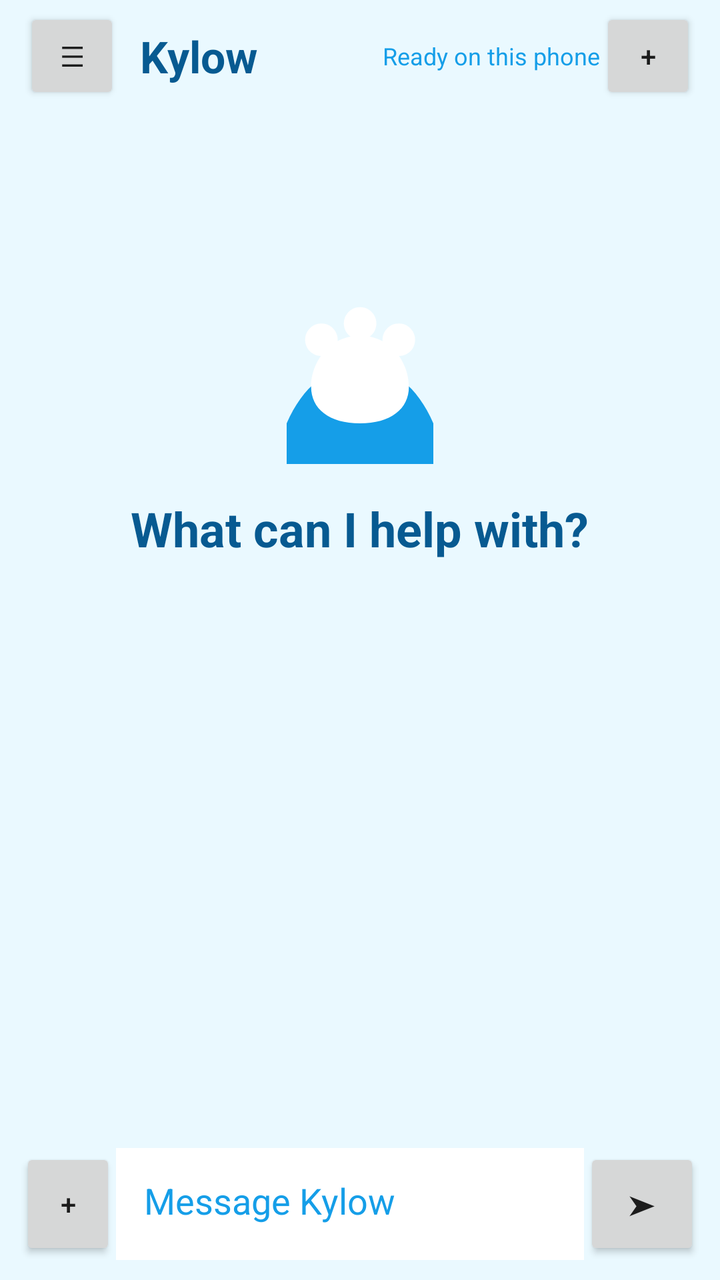
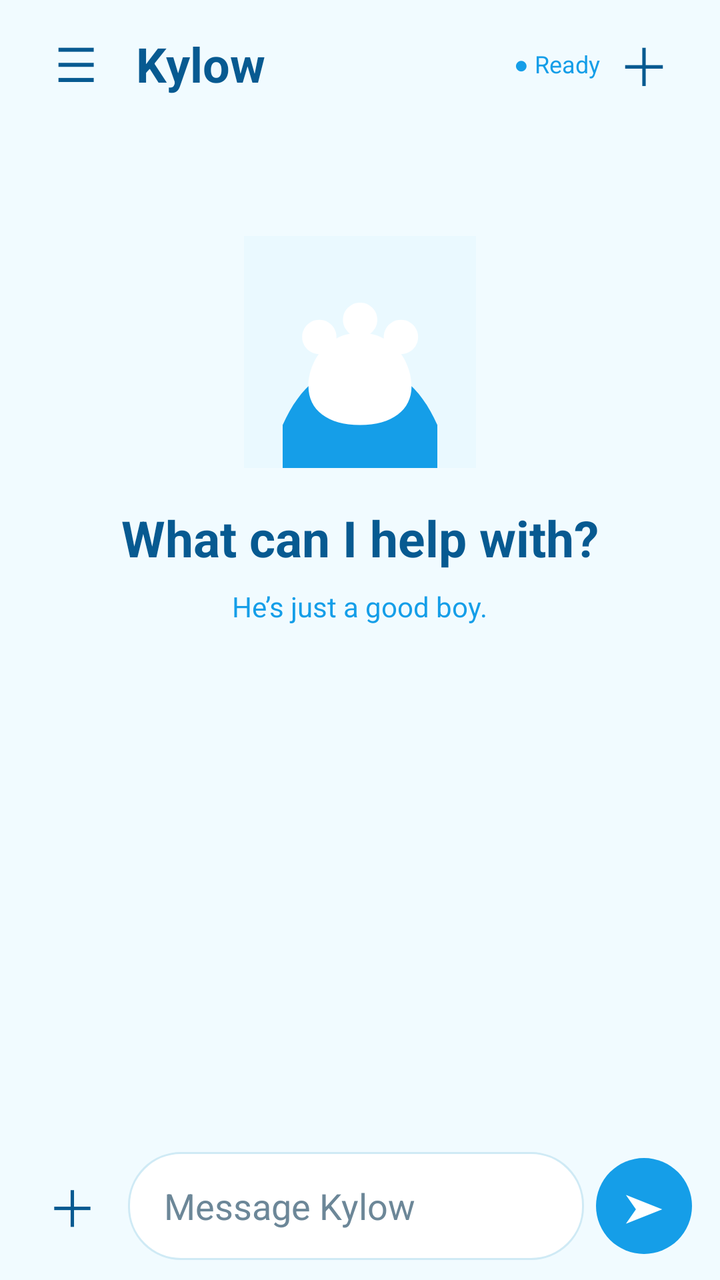

Two renders of the same Android screen: before a commit and after it. Below are the layout's source before the change and the commit's diff.
<!-- AndroidManifest.xml: application theme Theme.Kylow -->
<!-- res/layout/activity_main.xml -->
<LinearLayout xmlns:android="http://schemas.android.com/apk/res/android" android:id="@+id/rootLayout" android:layout_width="match_parent" android:layout_height="match_parent" android:orientation="vertical" android:background="@color/kylow_soft">
<LinearLayout android:layout_width="match_parent" android:layout_height="56dp" android:gravity="center_vertical" android:paddingHorizontal="12dp"><Button android:id="@+id/menuButton" android:layout_width="48dp" android:layout_height="48dp" android:text="☰"/><TextView android:layout_width="0dp" android:layout_height="wrap_content" android:layout_weight="1" android:text="Kylow" android:textSize="22sp" android:textStyle="bold" android:textColor="@color/kylow_ink" android:paddingStart="10dp"/><TextView android:id="@+id/status" android:layout_width="wrap_content" android:layout_height="wrap_content" android:text="Ready on this phone" android:textSize="12sp" android:textColor="@color/kylow_blue"/><Button android:id="@+id/newChatButton" android:layout_width="48dp" android:layout_height="48dp" android:text="+"/></LinearLayout>
<ScrollView android:id="@+id/chatScroll" android:layout_width="match_parent" android:layout_height="0dp" android:layout_weight="1" android:fillViewport="true"><LinearLayout android:layout_width="match_parent" android:layout_height="wrap_content" android:minHeight="400dp" android:orientation="vertical" android:padding="16dp"><LinearLayout android:id="@+id/welcomePanel" android:layout_width="match_parent" android:layout_height="wrap_content" android:gravity="center" android:orientation="vertical" android:paddingTop="50dp"><ImageView android:layout_width="110dp" android:layout_height="110dp" android:src="@drawable/kylow_brand_mark" android:contentDescription="Kylow"/><TextView android:layout_width="wrap_content" android:layout_height="wrap_content" android:text="What can I help with?" android:textSize="24sp" android:textStyle="bold" android:textColor="@color/kylow_ink" android:layout_marginTop="16dp"/></LinearLayout><TextView android:id="@+id/chatText" android:layout_width="match_parent" android:layout_height="wrap_content" android:textColor="@color/kylow_ink" android:textSize="17sp" android:lineSpacingExtra="5dp"/></LinearLayout></ScrollView>
<LinearLayout android:id="@+id/toolBar" android:layout_width="match_parent" android:layout_height="wrap_content" android:visibility="gone" android:orientation="horizontal" android:paddingHorizontal="12dp"><Button android:id="@+id/filesButton" android:layout_width="0dp" android:layout_height="48dp" android:layout_weight="1" android:text="Files"/><Button android:id="@+id/webButton" android:layout_width="0dp" android:layout_height="48dp" android:layout_weight="1" android:text="Web"/><Button android:id="@+id/tasksButton" android:layout_width="0dp" android:layout_height="48dp" android:layout_weight="1" android:text="Tasks"/></LinearLayout>
<LinearLayout android:layout_width="match_parent" android:layout_height="wrap_content" android:gravity="bottom" android:padding="10dp"><Button android:id="@+id/toolsButton" android:layout_width="48dp" android:layout_height="56dp" android:text="+"/><EditText android:id="@+id/messageInput" android:layout_width="0dp" android:layout_height="wrap_content" android:minHeight="56dp" android:maxHeight="160dp" android:layout_weight="1" android:hint="Message Kylow" android:textColor="@color/kylow_ink" android:textColorHint="@color/kylow_blue" android:background="@color/kylow_white" android:gravity="top|start" android:inputType="textCapSentences|textMultiLine" android:padding="14dp" android:scrollbars="vertical"/><Button android:id="@+id/sendButton" android:layout_width="58dp" android:layout_height="56dp" android:text="➤"/></LinearLayout>
</LinearLayout>
<!-- resources referenced by this layout -->
<resources>
  <color name="kylow_blue">#159EE8</color>
  <color name="kylow_ink">#075A91</color>
  <color name="kylow_soft">#EAF9FF</color>
  <color name="kylow_white">#FFFFFF</color>
  <!-- drawable kylow_brand_mark (drawable) -->
  <vector xmlns:android="http://schemas.android.com/apk/res/android" android:width="108dp" android:height="108dp" android:viewportWidth="108" android:viewportHeight="108"><path android:fillColor="#EAF9FF" android:pathData="M0,0h108v108h-108z"/><path android:fillColor="#159EE8" android:pathData="M18,88c8,-18 20,-28 36,-28s28,10 36,28v20h-72z"/><path android:fillColor="#FFFFFF" android:pathData="M35,39a8,8 0,1 0,0.1,0M54,31a8,8 0,1 0,0.1,0M73,39a8,8 0,1 0,0.1,0M54,45c-15,0 -24,13 -24,25 0,11 9,18 24,18s24,-7 24,-18c0,-12 -9,-25 -24,-25z"/></vector>
  <style name="Theme.Kylow" parent="Theme.AppCompat.DayNight.NoActionBar" />
</resources>

<!-- the commit's change to res/layout/activity_main.xml (unified diff, before → after) -->
@@ -1,6 +1,6 @@
 <LinearLayout xmlns:android="http://schemas.android.com/apk/res/android" android:id="@+id/rootLayout" android:layout_width="match_parent" android:layout_height="match_parent" android:orientation="vertical" android:background="@color/kylow_soft">
-<LinearLayout android:layout_width="match_parent" android:layout_height="56dp" android:gravity="center_vertical" android:paddingHorizontal="12dp"><Button android:id="@+id/menuButton" android:layout_width="48dp" android:layout_height="48dp" android:text="☰"/><TextView android:layout_width="0dp" android:layout_height="wrap_content" android:layout_weight="1" android:text="Kylow" android:textSize="22sp" android:textStyle="bold" android:textColor="@color/kylow_ink" android:paddingStart="10dp"/><TextView android:id="@+id/status" android:layout_width="wrap_content" android:layout_height="wrap_content" android:text="Ready on this phone" android:textSize="12sp" android:textColor="@color/kylow_blue"/><Button android:id="@+id/newChatButton" android:layout_width="48dp" android:layout_height="48dp" android:text="+"/></LinearLayout>
-<ScrollView android:id="@+id/chatScroll" android:layout_width="match_parent" android:layout_height="0dp" android:layout_weight="1" android:fillViewport="true"><LinearLayout android:layout_width="match_parent" android:layout_height="wrap_content" android:minHeight="400dp" android:orientation="vertical" android:padding="16dp"><LinearLayout android:id="@+id/welcomePanel" android:layout_width="match_parent" android:layout_height="wrap_content" android:gravity="center" android:orientation="vertical" android:paddingTop="50dp"><ImageView android:layout_width="110dp" android:layout_height="110dp" android:src="@drawable/kylow_brand_mark" android:contentDescription="Kylow"/><TextView android:layout_width="wrap_content" android:layout_height="wrap_content" android:text="What can I help with?" android:textSize="24sp" android:textStyle="bold" android:textColor="@color/kylow_ink" android:layout_marginTop="16dp"/></LinearLayout><TextView android:id="@+id/chatText" android:layout_width="match_parent" android:layout_height="wrap_content" android:textColor="@color/kylow_ink" android:textSize="17sp" android:lineSpacingExtra="5dp"/></LinearLayout></ScrollView>
-<LinearLayout android:id="@+id/toolBar" android:layout_width="match_parent" android:layout_height="wrap_content" android:visibility="gone" android:orientation="horizontal" android:paddingHorizontal="12dp"><Button android:id="@+id/filesButton" android:layout_width="0dp" android:layout_height="48dp" android:layout_weight="1" android:text="Files"/><Button android:id="@+id/webButton" android:layout_width="0dp" android:layout_height="48dp" android:layout_weight="1" android:text="Web"/><Button android:id="@+id/tasksButton" android:layout_width="0dp" android:layout_height="48dp" android:layout_weight="1" android:text="Tasks"/></LinearLayout>
-<LinearLayout android:layout_width="match_parent" android:layout_height="wrap_content" android:gravity="bottom" android:padding="10dp"><Button android:id="@+id/toolsButton" android:layout_width="48dp" android:layout_height="56dp" android:text="+"/><EditText android:id="@+id/messageInput" android:layout_width="0dp" android:layout_height="wrap_content" android:minHeight="56dp" android:maxHeight="160dp" android:layout_weight="1" android:hint="Message Kylow" android:textColor="@color/kylow_ink" android:textColorHint="@color/kylow_blue" android:background="@color/kylow_white" android:gravity="top|start" android:inputType="textCapSentences|textMultiLine" android:padding="14dp" android:scrollbars="vertical"/><Button android:id="@+id/sendButton" android:layout_width="58dp" android:layout_height="56dp" android:text="➤"/></LinearLayout>
+<LinearLayout android:layout_width="match_parent" android:layout_height="64dp" android:gravity="center_vertical" android:paddingHorizontal="16dp"><TextView android:id="@+id/menuButton" android:layout_width="44dp" android:layout_height="44dp" android:gravity="center" android:text="☰" android:textSize="24sp" android:textColor="@color/kylow_ink"/><TextView android:layout_width="0dp" android:layout_height="wrap_content" android:layout_weight="1" android:text="Kylow" android:textSize="24sp" android:textStyle="bold" android:textColor="@color/kylow_ink" android:paddingStart="8dp"/><TextView android:id="@+id/status" android:layout_width="wrap_content" android:layout_height="wrap_content" android:text="● Ready" android:textSize="12sp" android:textColor="@color/kylow_blue"/><TextView android:id="@+id/newChatButton" android:layout_width="44dp" android:layout_height="44dp" android:gravity="center" android:text="＋" android:textSize="26sp" android:textColor="@color/kylow_ink"/></LinearLayout>
+<ScrollView android:id="@+id/chatScroll" android:layout_width="match_parent" android:layout_height="0dp" android:layout_weight="1" android:fillViewport="true"><LinearLayout android:layout_width="match_parent" android:layout_height="wrap_content" android:minHeight="400dp" android:orientation="vertical" android:paddingHorizontal="20dp"><LinearLayout android:id="@+id/welcomePanel" android:layout_width="match_parent" android:layout_height="wrap_content" android:gravity="center" android:orientation="vertical" android:paddingTop="54dp"><ImageView android:layout_width="116dp" android:layout_height="116dp" android:src="@drawable/kylow_brand_mark" android:contentDescription="Kylow"/><TextView android:layout_width="wrap_content" android:layout_height="wrap_content" android:text="What can I help with?" android:textSize="25sp" android:textStyle="bold" android:textColor="@color/kylow_ink" android:layout_marginTop="18dp"/><TextView android:layout_width="wrap_content" android:layout_height="wrap_content" android:text="He’s just a good boy." android:textSize="14sp" android:textColor="@color/kylow_blue" android:layout_marginTop="8dp"/></LinearLayout><TextView android:id="@+id/chatText" android:layout_width="match_parent" android:layout_height="wrap_content" android:paddingTop="18dp" android:paddingBottom="18dp" android:textColor="@color/kylow_ink" android:textSize="17sp" android:lineSpacingExtra="6dp"/></LinearLayout></ScrollView>
+<LinearLayout android:id="@+id/toolBar" android:layout_width="match_parent" android:layout_height="wrap_content" android:visibility="gone" android:orientation="horizontal" android:paddingHorizontal="16dp" android:paddingBottom="8dp"><Button android:id="@+id/filesButton" android:layout_width="0dp" android:layout_height="44dp" android:layout_weight="1" android:text="Files" android:textAllCaps="false"/><Button android:id="@+id/webButton" android:layout_width="0dp" android:layout_height="44dp" android:layout_weight="1" android:text="Web" android:textAllCaps="false"/><Button android:id="@+id/tasksButton" android:layout_width="0dp" android:layout_height="44dp" android:layout_weight="1" android:text="Tasks" android:textAllCaps="false"/></LinearLayout>
+<LinearLayout android:layout_width="match_parent" android:layout_height="wrap_content" android:gravity="center_vertical" android:paddingHorizontal="14dp" android:paddingTop="8dp" android:paddingBottom="10dp"><TextView android:id="@+id/toolsButton" android:layout_width="44dp" android:layout_height="52dp" android:gravity="center" android:text="＋" android:textSize="25sp" android:textColor="@color/kylow_ink"/><EditText android:id="@+id/messageInput" android:layout_width="0dp" android:layout_height="wrap_content" android:minHeight="54dp" android:maxHeight="150dp" android:layout_weight="1" android:layout_marginHorizontal="6dp" android:hint="Message Kylow" android:textColor="@color/kylow_ink" android:textColorHint="@color/kylow_muted" android:background="@drawable/kylow_composer" android:gravity="center_vertical|start" android:inputType="textCapSentences|textMultiLine" android:paddingHorizontal="18dp" android:paddingVertical="12dp" android:scrollbars="vertical"/><TextView android:id="@+id/sendButton" android:layout_width="48dp" android:layout_height="48dp" android:gravity="center" android:background="@drawable/kylow_send" android:text="➤" android:textSize="20sp" android:textColor="@color/kylow_white"/></LinearLayout>
 </LinearLayout>
<!-- resource entries referenced after the edit -->
@@ -2,10 +2,16 @@
 <resources>
   <color name="kylow_blue">#159EE8</color>
   <color name="kylow_ink">#075A91</color>
-  <color name="kylow_soft">#EAF9FF</color>
+  <color name="kylow_muted">#6C8798</color>
+  <color name="kylow_soft">#F1FBFF</color>
   <color name="kylow_white">#FFFFFF</color>
   <!-- drawable kylow_brand_mark (drawable) -->
   <vector xmlns:android="http://schemas.android.com/apk/res/android" android:width="108dp" android:height="108dp" android:viewportWidth="108" android:viewportHeight="108"><path android:fillColor="#EAF9FF" android:pathData="M0,0h108v108h-108z"/><path android:fillColor="#159EE8" android:pathData="M18,88c8,-18 20,-28 36,-28s28,10 36,28v20h-72z"/><path android:fillColor="#FFFFFF" android:pathData="M35,39a8,8 0,1 0,0.1,0M54,31a8,8 0,1 0,0.1,0M73,39a8,8 0,1 0,0.1,0M54,45c-15,0 -24,13 -24,25 0,11 9,18 24,18s24,-7 24,-18c0,-12 -9,-25 -24,-25z"/></vector>
+  <!-- drawable kylow_composer (drawable) -->
+  <shape xmlns:android="http://schemas.android.com/apk/res/android" android:shape="rectangle"><solid android:color="@color/kylow_white"/><corners android:radius="26dp"/><stroke android:width="1dp" android:color="@color/kylow_border"/></shape>
+  <!-- drawable kylow_send (drawable) -->
+  <shape xmlns:android="http://schemas.android.com/apk/res/android" android:shape="oval"><solid android:color="@color/kylow_blue"/></shape>
   <style name="Theme.Kylow" parent="Theme.AppCompat.DayNight.NoActionBar" />
+  <color name="kylow_border">#CFEAF5</color>
 </resources>
 
